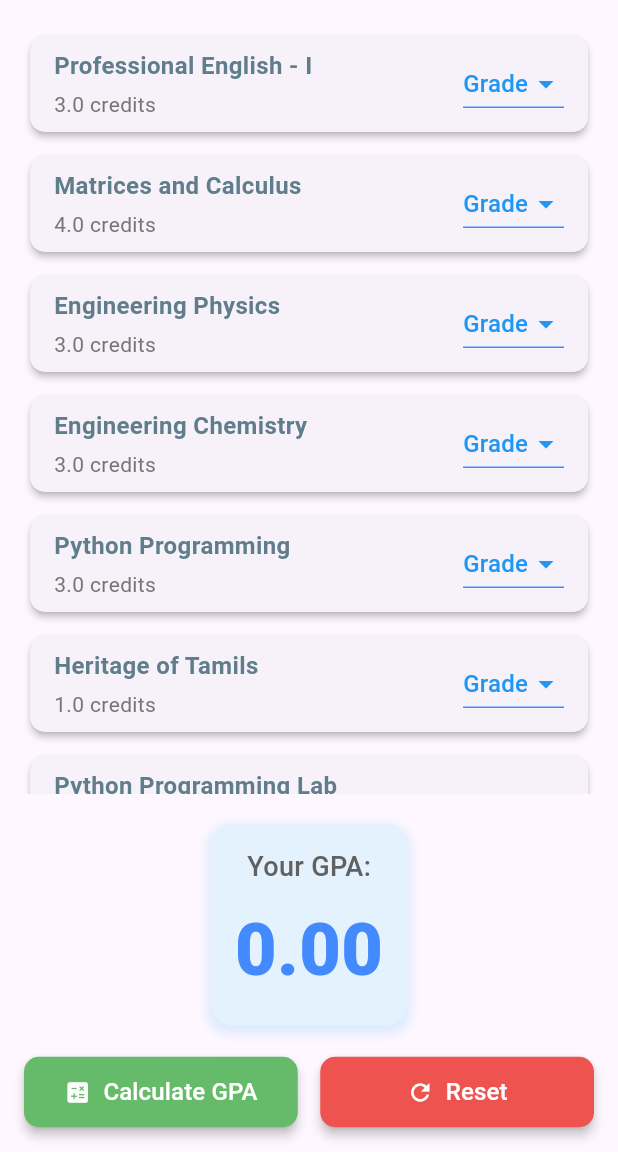
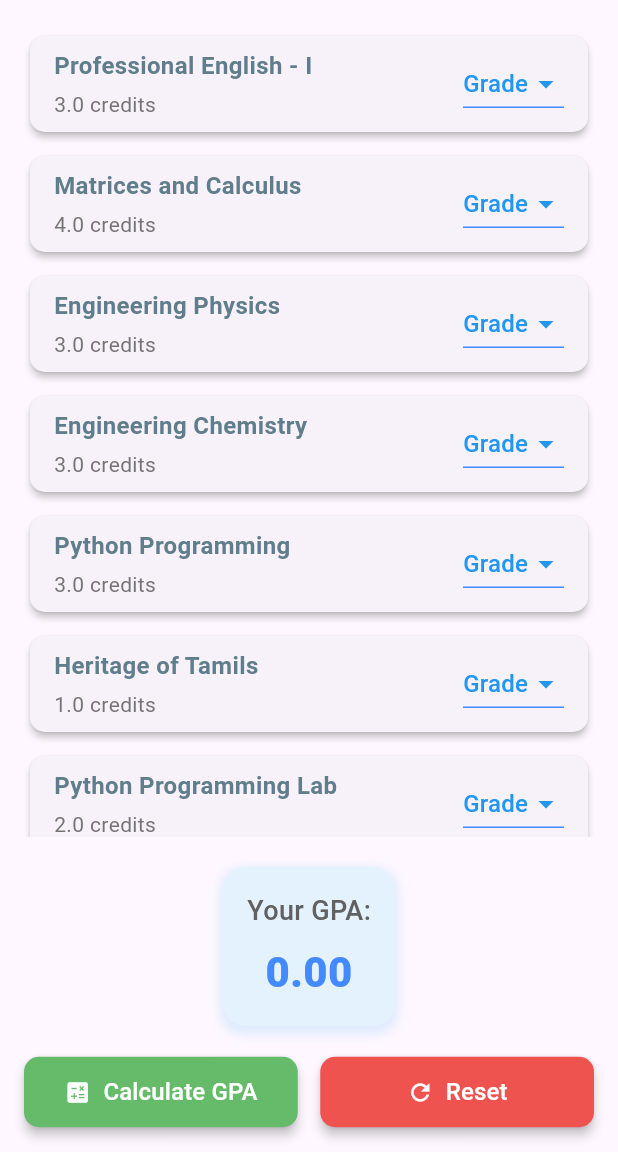
Before and after one commit to sanjayrameshr/All_Dept_Calculator, a Flutter app: the screen it shows after launch, after a tap on an icon or button, on a phone screen of 412 x 824 dp, the part 84-1236 px from its top. Run offline on Flutter 3.47's test engine with Material 3 defaults, Android fonts, the light colour scheme and no system bars.

Commit message:
Reduce GPA display font size for improved layout

```diff
--- a/lib/Calculations/calculatePage.dart
+++ b/lib/Calculations/calculatePage.dart
@@ -166,7 +166,7 @@ class _CalculatePageState extends State<CalculatePage> {
                   Text(
                     gpa.toStringAsFixed(2),
                     style: const TextStyle(
-                      fontSize: 48,
+                      fontSize: 28,
                       fontWeight: FontWeight.w900,
                       color: Colors.blueAccent,
                     ),
```
